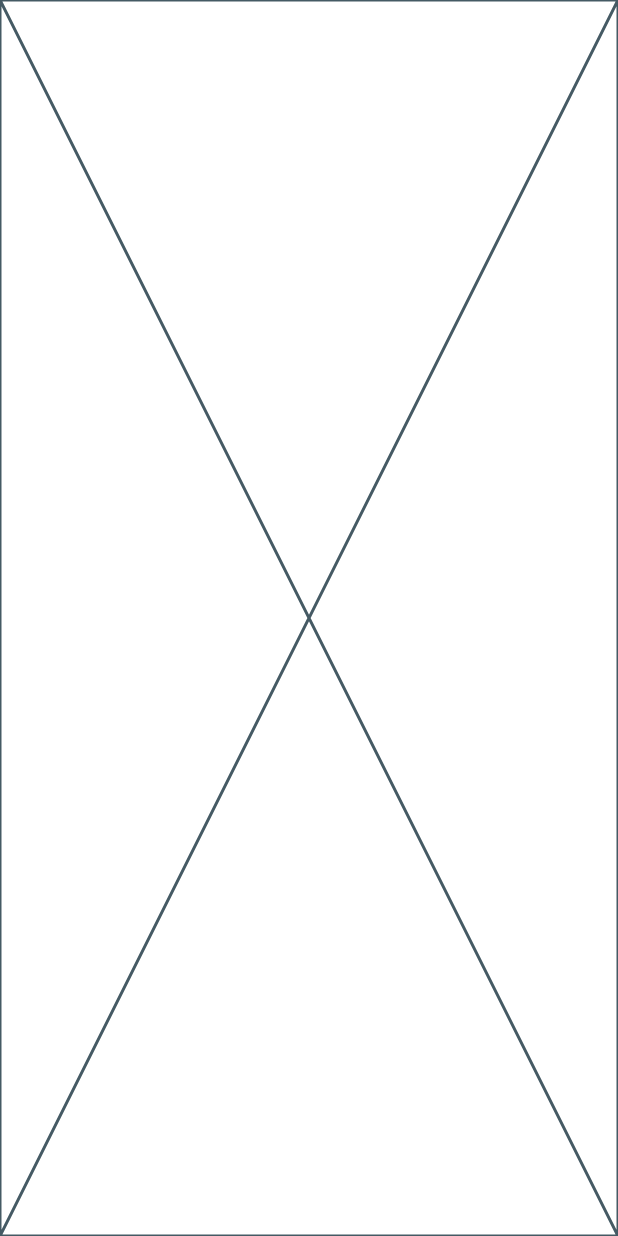
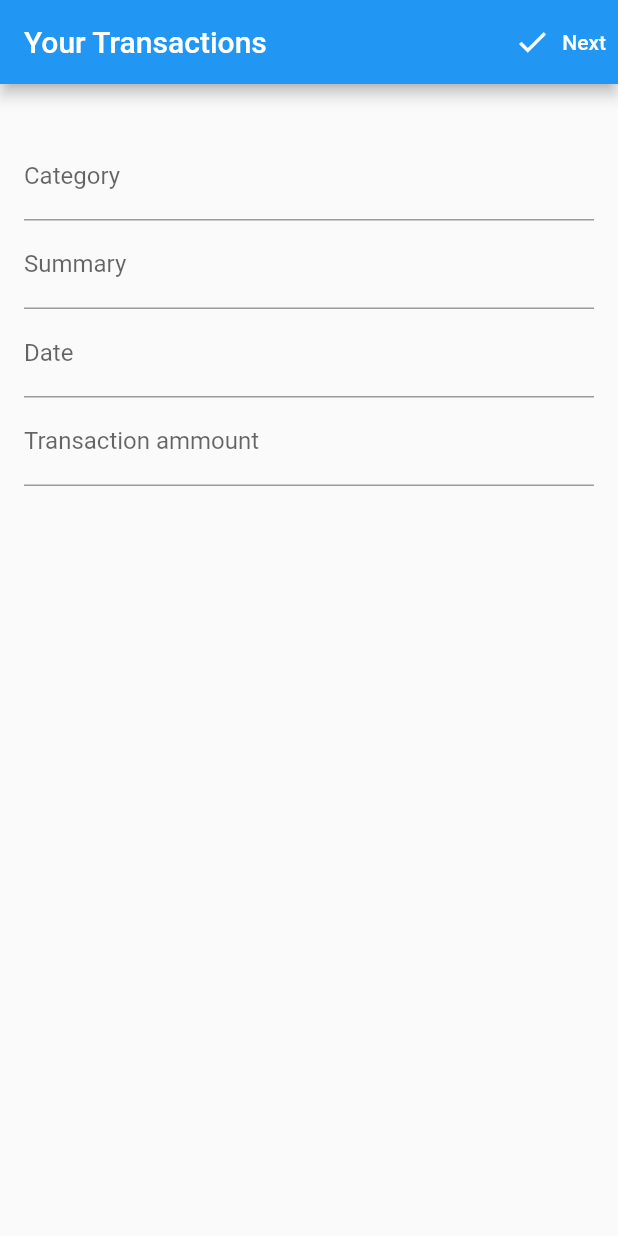
Before and after one commit to Yazan-Aamer/spending-tracker, a Flutter app: the screen it shows after launch, on a phone screen of 412 x 824 dp. Run offline on Flutter 3.47's test engine with Material 2 defaults, Android fonts, the phone set to English and light mode, and no system bars; our stand-ins replace dartz, shared_preferences.

Commit message:
started implementing ui, implemented creating transaction page. no DI solution yet. no state mangagement yet

```diff
--- a/lib/features/manage_transactions/data/datasources/local_data_source.dart
+++ b/lib/features/manage_transactions/data/datasources/local_data_source.dart
@@ -55,6 +55,7 @@ class LocalDataSourceSharedPreferences implements LocalDataSource {
     _transactions = transactions;
     transactions.sort((a, b) =>
         b.ammount.compareTo(a.ammount)); // sort in descending order of amount
+
     return transactions.take(3).toList(); // get the top 3 transactions
   }
 }
--- /dev/null
+++ b/lib/features/manage_transactions/presentation/pages/category_addition_page.dart
@@ -0,0 +1,75 @@
+import 'package:flutter/material.dart';
+
+class CategoryAdditionPage extends StatelessWidget {
+  CategoryAdditionPage({super.key});
+  final _formKey = GlobalKey<FormState>();
+
+  @override
+  Widget build(BuildContext context) {
+    final categoryTextController = TextEditingController();
+    final summaryController = TextEditingController();
+    final dateController = TextEditingController();
+    final transactionAmmount = TextEditingController();
+
+    return Scaffold(
+      appBar: AppBar(
+        title: const Text('Your Transactions'),
+        actions: [
+          TextButton.icon(
+            label: const Text('Next',
+                style: TextStyle(
+                  color: Colors.white,
+                )),
+            onPressed: () {
+              if (_formKey.currentState!.validate()) {
+                // do something
+              }
+            },
+            icon: const Icon(Icons.check, color: Colors.white),
+          ),
+        ],
+      ),
+      body: Padding(
+        padding: const EdgeInsets.symmetric(horizontal: 16, vertical: 32),
+        child: Form(
+          key: _formKey,
+          child: Column(children: [
+            TextFormField(
+              controller: categoryTextController,
+              decoration: const InputDecoration(
+                border: UnderlineInputBorder(),
+                labelText: 'Category',
+              ),
+            ),
+            TextFormField(
+              controller: summaryController,
+              decoration: const InputDecoration(
+                border: UnderlineInputBorder(),
+                labelText: 'Summary',
+              ),
+            ),
+            TextFormField(
+              controller: dateController,
+              decoration: const InputDecoration(
+                border: UnderlineInputBorder(),
+                labelText: 'Date',
+              ),
+            ),
+            TextFormField(
+              controller: transactionAmmount,
+              decoration: const InputDecoration(
+                border: UnderlineInputBorder(),
+                labelText: 'Transaction ammount',
+              ),
+            ),
+          ]),
+        ),
+      ),
+    );
+  }
+}
+
+
+// summary
+// date/
+// transaction ammount
--- a/lib/main.dart
+++ b/lib/main.dart
@@ -1,5 +1,8 @@
 import 'package:flutter/material.dart';
+import 'package:spending_tracker/features/manage_transactions/presentation/pages/category_addition_page.dart';
 
 void main() {
-  runApp(const Placeholder());
+  runApp(
+    MaterialApp(home: CategoryAdditionPage()),
+  );
 }
--- a/pubspec.yaml
+++ b/pubspec.yaml
@@ -38,6 +38,7 @@ dependencies:
   provider: ^6.0.5
   shared_preferences: ^2.0.18
   dartz: ^0.10.1
+  get_it: ^7.2.0
 
 dev_dependencies:
   flutter_test:
```
Also changed, not shown: pubspec.lock, 1 other file.
